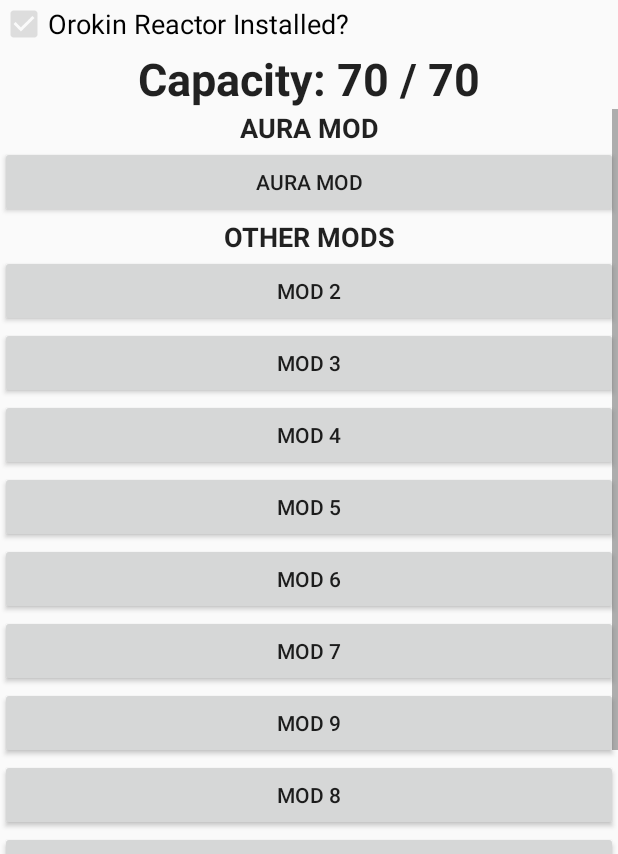
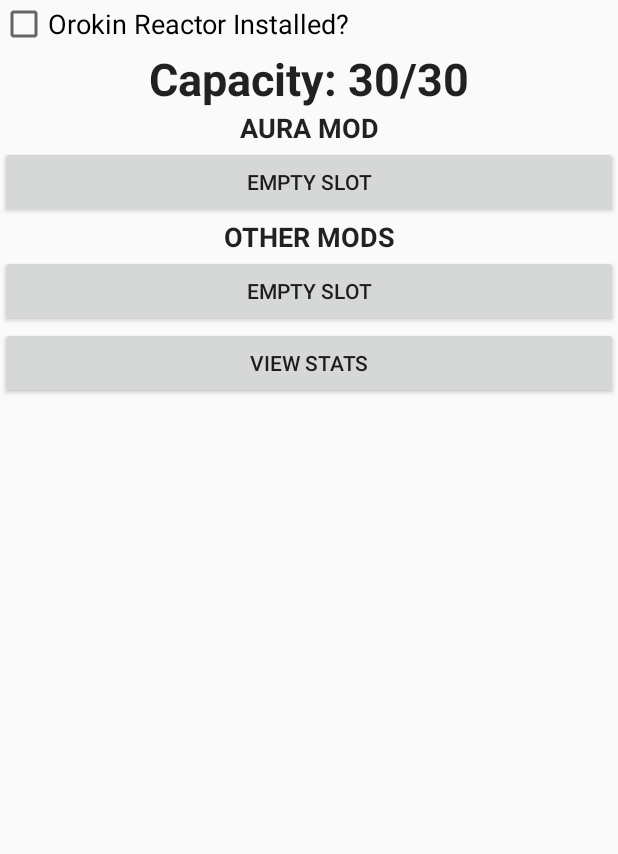
Before and after one commit to NomBytes/WarframeBuild, an Android app: the screen it shows after launch (MenuActivity), after a tap on an icon or button, on a phone screen of 412 x 824 dp, the part 382-1236 px from its top. Run offline under Robolectric (Android 15) with nearby library versions, the phone set to English and light mode, and no system bars.

Commit message:
trying to get Orokin Reactor button working properly.

```diff
--- a/app/src/main/java/com/example/nombi/warframebuild/LoadoutCreateFragment.java
+++ b/app/src/main/java/com/example/nombi/warframebuild/LoadoutCreateFragment.java
@@ -44,18 +44,12 @@
 
     Button create_button;
     EditText loadoutText;
+    TextView capacityText;
     CheckBox reactorCheckBox;
 
     private Button mod1Button;
     private Button mod2Button;
-    private Button mod3Button;
-    private Button mod4Button;
-    private Button mod5Button;
-    private Button mod6Button;
-    private Button mod7Button;
-    private Button mod8Button;
-    private Button mod9Button;
-    private Button mod10Button;
+
 
     private Button selectedButton;
     private Integer buttonId;
@@ -159,30 +153,19 @@
 
         loadoutText = (EditText) view.findViewById(R.id.loadout_name);
         reactorCheckBox = (CheckBox) view.findViewById(R.id.reactor_checkbox);
+        reactorCheckBox.setChecked(false);
+        capacityText = (TextView) view.findViewById(R.id.capacity_text);
+        capacityText.setText("Capacity: " + mLoad.calculateRemainingCapacity() + "/" + mLoad.getMyCapacity());
 
         create_button = (Button) view.findViewById(R.id.create);
 
         mod1Button = (Button) view.findViewById(R.id.mod1);
         mod2Button = (Button) view.findViewById(R.id.mod2);
-        mod3Button = (Button) view.findViewById(R.id.mod3);
-        mod4Button = (Button) view.findViewById(R.id.mod4);
-        mod5Button = (Button) view.findViewById(R.id.mod5);
-        mod6Button = (Button) view.findViewById(R.id.mod6);
-        mod7Button = (Button) view.findViewById(R.id.mod7);
-        mod8Button = (Button) view.findViewById(R.id.mod8);
-        mod9Button = (Button) view.findViewById(R.id.mod9);
-        mod10Button= (Button) view.findViewById(R.id.mod10);
+
 
         mod1Button.setOnClickListener(onClickListener);
         mod2Button.setOnClickListener(onClickListener);
-        mod3Button.setOnClickListener(onClickListener);
-        mod4Button.setOnClickListener(onClickListener);
-        mod5Button.setOnClickListener(onClickListener);
-        mod6Button.setOnClickListener(onClickListener);
-        mod7Button.setOnClickListener(onClickListener);
-        mod8Button.setOnClickListener(onClickListener);
-        mod9Button.setOnClickListener(onClickListener);
-        mod10Button.setOnClickListener(onClickListener);
+
 
 
        if(mWarframe != null){
--- a/app/src/main/java/com/example/nombi/warframebuild/LoadoutViewFragment.java
+++ b/app/src/main/java/com/example/nombi/warframebuild/LoadoutViewFragment.java
@@ -30,7 +30,7 @@
     private String mParam1;
     private String mParam2;
 
-    WarframeLoadout mLoadout;
+    WarframeLoadout mLoadout = new WarframeLoadout("author");
     private OnViewInteractionListener mListener;
 
     public LoadoutViewFragment() {
--- a/app/src/main/java/com/example/nombi/warframebuild/ModDetailFragment.java
+++ b/app/src/main/java/com/example/nombi/warframebuild/ModDetailFragment.java
@@ -122,6 +122,7 @@
             confirmB.setOnClickListener(new View.OnClickListener(){
                 public void onClick(View view){
 
+                    //Set the slot's mod to this one.
                     createFrag.setArguments(getArguments());
                     getActivity().getSupportFragmentManager()
                             .beginTransaction()
@@ -135,7 +136,6 @@
         changeMod = (Button) v.findViewById(R.id.change_mod_button);
         clearMod = (Button) v.findViewById(R.id.clear_mod_button);
         backToLoadout = (Button) v.findViewById(R.id.back_to_loadout_button);
-
 
         changePolarity.setOnClickListener(new View.OnClickListener() {
             public void onClick(View view) {
--- a/app/src/main/res/layout/fragment_loadout_create.xml
+++ b/app/src/main/res/layout/fragment_loadout_create.xml
@@ -90,7 +90,7 @@
                 android:id="@+id/mod1"
                 android:layout_width="match_parent"
                 android:layout_height="wrap_content"
-                android:text="Aura Mod" />
+                android:text="Empty Slot" />
 
             <TextView
                 android:id="@+id/other_mods_text"
@@ -106,62 +106,14 @@
                 android:id="@+id/mod2"
                 android:layout_width="match_parent"
                 android:layout_height="wrap_content"
-                android:text="Mod 2" />
+                android:text="Empty slot" />
 
-            <Button
-                android:id="@+id/mod3"
-                android:layout_width="match_parent"
-                android:layout_height="wrap_content"
-                android:text="Mod 3" />
-
-            <Button
-                android:id="@+id/mod4"
-                android:layout_width="match_parent"
-                android:layout_height="wrap_content"
-                android:text="Mod 4" />
-
-            <Button
-                android:id="@+id/mod5"
-                android:layout_width="match_parent"
-                android:layout_height="wrap_content"
-                android:text="Mod 5" />
-
-            <Button
-                android:id="@+id/mod6"
-                android:layout_width="match_parent"
-                android:layout_height="wrap_content"
-                android:text="Mod 6" />
-
-            <Button
-                android:id="@+id/mod7"
-                android:layout_width="match_parent"
-                android:layout_height="wrap_content"
-                android:text="Mod 7" />
-
-            <Button
-                android:id="@+id/mod9"
-                android:layout_width="match_parent"
-                android:layout_height="wrap_content"
-                android:text="Mod 9" />
-
-
-            <Button
-                android:id="@+id/mod8"
-                android:layout_width="match_parent"
-                android:layout_height="wrap_content"
-                android:text="Mod 8" />
 
             <Button
                 android:id="@+id/view_stats_button"
                 android:layout_width="match_parent"
                 android:layout_height="wrap_content"
                 android:text="VIEW STATS" />
-
-            <Button
-                android:id="@+id/mod10"
-                android:layout_width="match_parent"
-                android:layout_height="wrap_content"
-                android:text="Mod 10" />
 
 
         </LinearLayout>
```
Also changed, not shown: 1 other file.
